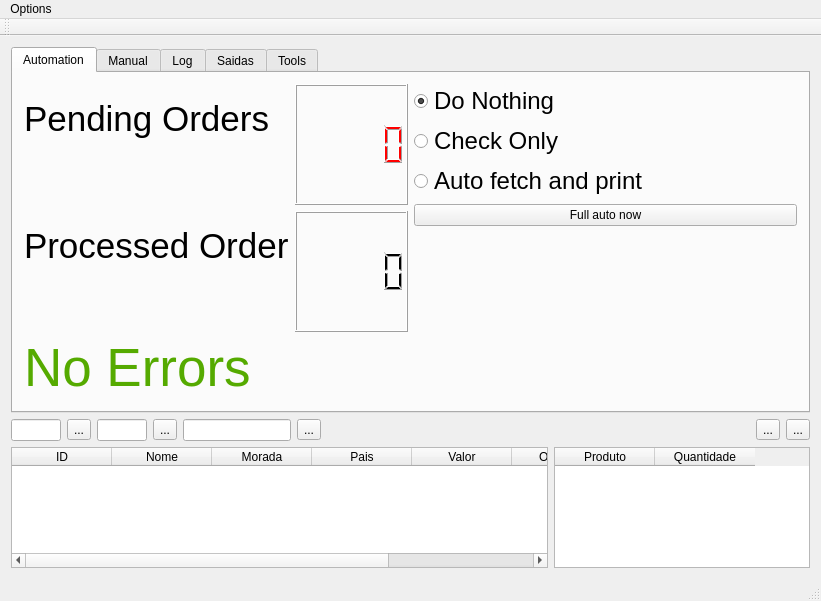
Above: prestashopApp/mainwindow.ui from PTDreamer/prestaColiConnector before the change. Below: the same form after it.
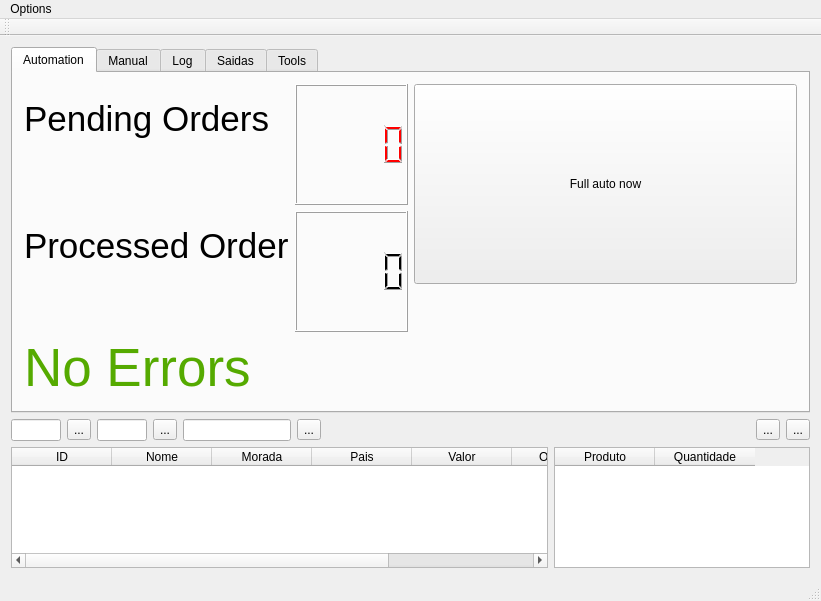
That is the form after the change. Icons and pictures are not drawn.

What changed in the file:
```diff
--- a/prestashopApp/mainwindow.ui
+++ b/prestashopApp/mainwindow.ui
@@ -123,47 +123,20 @@
           <property name="sizeConstraint">
            <enum>QLayout::SetMinimumSize</enum>
           </property>
-          <item>
-           <widget class="QRadioButton" name="doNothing">
-            <property name="font">
-             <font>
-              <pointsize>18</pointsize>
-             </font>
-            </property>
-            <property name="text">
-             <string>Do Nothing</string>
-            </property>
-            <property name="checked">
-             <bool>true</bool>
-            </property>
-           </widget>
-          </item>
-          <item>
-           <widget class="QRadioButton" name="checkOnly">
-            <property name="font">
-             <font>
-              <pointsize>18</pointsize>
-             </font>
-            </property>
-            <property name="text">
-             <string>Check Only</string>
-            </property>
-           </widget>
-          </item>
-          <item>
-           <widget class="QRadioButton" name="autoFetchPrint">
-            <property name="font">
-             <font>
-              <pointsize>18</pointsize>
-             </font>
-            </property>
-            <property name="text">
-             <string>Auto fetch and print</string>
-            </property>
-           </widget>
-          </item>
           <item>
            <widget class="QPushButton" name="pushButton_9">
+            <property name="sizePolicy">
+             <sizepolicy hsizetype="Minimum" vsizetype="Fixed">
+              <horstretch>0</horstretch>
+              <verstretch>200</verstretch>
+             </sizepolicy>
+            </property>
+            <property name="minimumSize">
+             <size>
+              <width>0</width>
+              <height>200</height>
+             </size>
+            </property>
             <property name="text">
              <string>Full auto now</string>
             </property>
```
Left out of the diff: 2 changed lines with no effect on the pictures.
